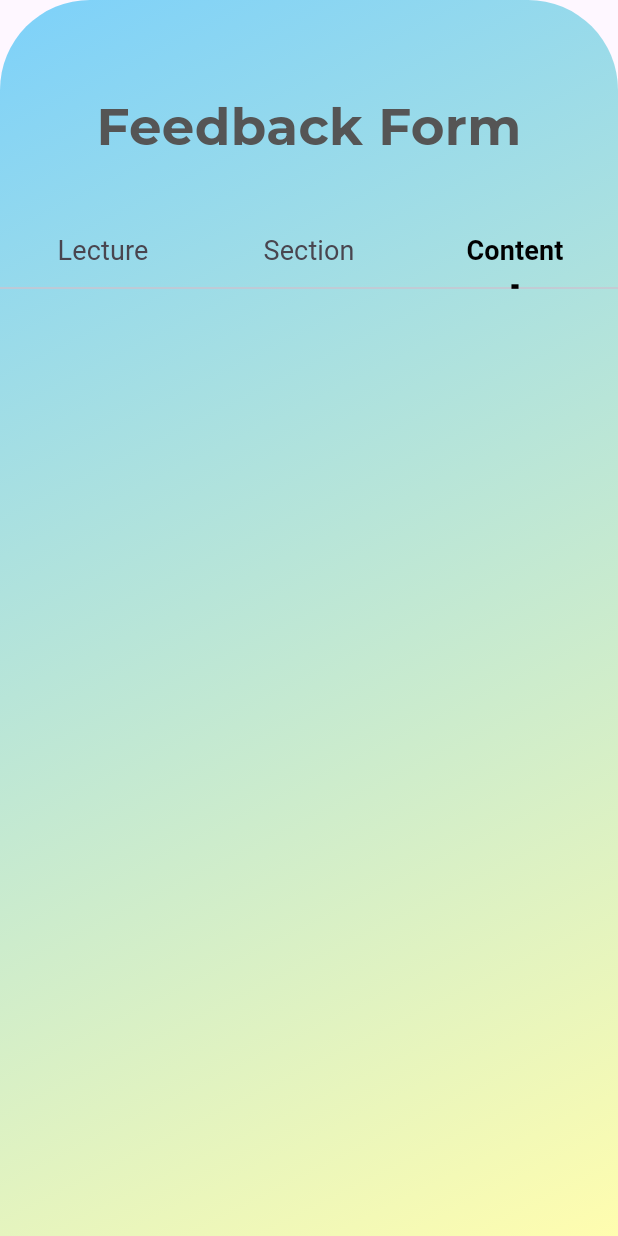
After one commit to Abdo0Salah/smart_system, a Flutter app: the FeedbackForm screen opened by its route, tab 3 chosen, on a phone screen of 412 x 824 dp. The commit adds this screen. Run offline on Flutter 3.47's test engine with Material 3 defaults, Android fonts, the phone set to English and light mode, and no system bars; our stand-ins replace flutter_screenutil, google_fonts.

Commit message:
adding feedback screens

```diff
--- a/lib/main.dart
+++ b/lib/main.dart
@@ -1,9 +1,10 @@
 import 'package:flutter/material.dart';
 import 'package:flutter_screenutil/flutter_screenutil.dart';
+import 'package:smart_system/screens/Feedback/feedback_%20form.dart';
 import 'package:smart_system/screens/assinment_screen.dart';
 import 'package:smart_system/screens/attachment/attachment_screen.dart';
 import 'package:smart_system/screens/attachment/lecture_atta.dart';
-import 'package:smart_system/screens/feedback_screen.dart';
+import 'package:smart_system/screens/Feedback/feedback_screen.dart';
 import 'package:smart_system/screens/home/Materials.dart';
 import 'package:smart_system/screens/home/3.dart';
 import 'package:smart_system/screens/home/4.dart';
@@ -66,10 +67,11 @@ class MyApp extends StatelessWidget {
             MatPagee.routeName: (context) =>  MatPagee(),
             AssinmentScreen.routeName: (context) =>  AssinmentScreen(),
             AttachmentScreen.routeName: (context) =>  AttachmentScreen(),
-            FeedbackScreen.routeName: (context) =>  FeedbackScreen(),
             MeetingScreen.routeName: (context) =>  MeetingScreen(),
             PostScreen.routeName: (context) =>  PostScreen(),
             LectureAttavhment.routeName: (context) =>  LectureAttavhment(),
+            FeedbackForm.routeName: (context) =>  FeedbackForm(),
+            FeedbackScreen.routeName: (context) =>  FeedbackScreen(),
 
           },
         );
--- a/lib/mat_page.dart
+++ b/lib/mat_page.dart
@@ -1,7 +1,7 @@
 import 'package:flutter/material.dart';
 import 'package:smart_system/screens/assinment_screen.dart';
 import 'package:smart_system/screens/attachment/attachment_screen.dart';
-import 'package:smart_system/screens/feedback_screen.dart';
+import 'package:smart_system/screens/Feedback/feedback_screen.dart';
 import 'package:smart_system/screens/meeting_screen.dart';
 import 'package:smart_system/screens/post_screen.dart';
 import 'package:smart_system/widget/material_item.dart';
--- /dev/null
+++ b/lib/screens/Feedback/Tabs/content-tap.dart
@@ -0,0 +1,12 @@
+import 'package:flutter/material.dart';
+
+class ContantTap extends StatelessWidget {
+  const ContantTap({super.key});
+
+  @override
+  Widget build(BuildContext context) {
+    return  Container(
+
+    );
+  }
+}
--- /dev/null
+++ b/lib/screens/Feedback/feedback_ form.dart
@@ -0,0 +1,124 @@
+import 'package:flutter/material.dart';
+import 'package:flutter_screenutil/flutter_screenutil.dart';
+import 'package:google_fonts/google_fonts.dart';
+import 'package:smart_system/screens/Feedback/Tabs/content-tap.dart';
+import 'package:smart_system/screens/Feedback/Tabs/lecture-tab.dart';
+import 'package:smart_system/screens/Feedback/Tabs/section_tap.dart';
+
+class FeedbackForm extends StatefulWidget {
+  static const String routeName = 'feedbackForm';
+
+  @override
+  State<FeedbackForm> createState() => _FeedbackFormState();
+}
+
+class _FeedbackFormState extends State<FeedbackForm> {
+  @override
+  Widget build(BuildContext context) {
+    List<Widget> tabs = [ContantTap(), LectureTap(), SectionTap()];
+    return DefaultTabController(
+      length: 3,
+      child: SafeArea(
+        child: Scaffold(
+          body: Container(
+            width: double.infinity,
+            height: double.infinity,
+            decoration: const BoxDecoration(
+              borderRadius: BorderRadius.only(
+                topLeft: Radius.circular(60),
+                topRight: Radius.circular(60),
+              ),
+              gradient: LinearGradient(
+                begin: Alignment.topLeft,
+                end: Alignment.bottomRight,
+                colors: [Color(0xff7DD1FA), Color(0xffFFFDAF)],
+              ),
+            ),
+            child: Container(
+              color: Colors.transparent,
+              child: Column(
+                children: [
+                  SizedBox(
+                    height: 50.h,
+                  ),
+                  Text(
+                    "Feedback Form",
+                    style: GoogleFonts.montserrat(
+                        color: const Color(0xff555555),
+                        fontWeight: FontWeight.w700,
+                        fontSize: 30.sp),
+                    textAlign: TextAlign.center,
+                  ),
+                  SizedBox(
+                    height: 30.h,
+                  ),
+                  const TabBar(
+                    labelColor: Colors.black,
+                    indicatorColor: Colors.black,
+                    labelPadding: EdgeInsets.all(0),
+                    unselectedLabelStyle:
+                        TextStyle(fontSize: 18, fontWeight: FontWeight.w400),
+                    labelStyle:
+                        TextStyle(fontSize: 18, fontWeight: FontWeight.w700),
+                    indicator: UnderlineTabIndicator(
+                        borderSide: BorderSide(width: 3.0),
+                        insets: EdgeInsets.symmetric(horizontal:30.0)
+                    ),
+                    tabs: [
+
+                      Tab(
+                        text: "Lecture",
+                      ),
+                      Tab(
+                          text: "Section"),
+                      Tab(
+                        text: "Content",
+                      ),
+                    ],
+                  ),
+                  Expanded(
+                    child: TabBarView(
+
+                      children: [
+                        LectureTap(),
+                        SectionTap(),
+                        ContantTap()
+                      ],
+                    ),
+                  )
+                  // Container(
+                  //   padding: EdgeInsets.all(10),
+                  //   decoration: BoxDecoration(
+                  //     color: Colors.white,
+                  //     borderRadius:
+                  //         BorderRadius.only(topRight: Radius.circular(30)),
+                  //   ),
+                  //   child: Column(
+                  //     children: [
+                  //       TabBar(tabs: [
+                  //         Tab(
+                  //           child: Text("All",
+                  //               style: TextStyle(color: Colors.black)),
+                  //         ),
+                  //         Tab(
+                  //           child: Text("Lectuers",
+                  //               style: TextStyle(color: Colors.black)),
+                  //         ),
+                  //         Tab(
+                  //           child: Text("Sections",
+                  //               style: TextStyle(color: Colors.black)),
+                  //         ),
+                  //       ]),
+                  //       Expanded(child: TabBarView(children: tabs))
+                  //     ],
+                  //   ),
+                  // ),
+                ],
+              ),
+            ),
+          ),
+        ),
+      ),
+    );
+  }
+}
```
Also changed, not shown: lib/screens/Feedback/Tabs/lecture-tab.dart (added, +125 -0 lines), lib/screens/Feedback/Tabs/section_tap.dart (added, +12 -0 lines), lib/screens/Feedback/feedback_screen.dart (added, +305 -0 lines), lib/screens/feedback_screen.dart (deleted, +0 -12 lines), pubspec.lock.
